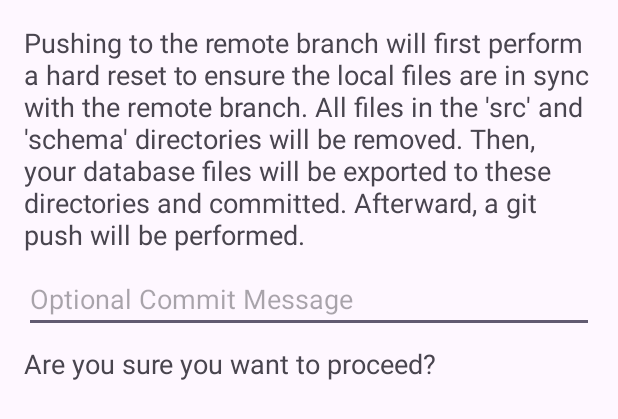
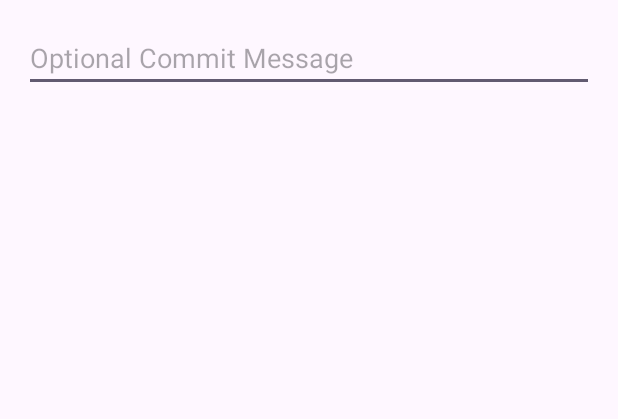
Before and after one commit to Gazman-Dev/bulifier, an Android app built with Jetpack Compose: the layout popup_push.xml on its own in the app's theme, with its tools: preview values and no code run, on a phone screen of 412 x 824 dp. Shown: the top 419 px of the screen. Run offline under Robolectric (Android 15) with nearby library versions, the phone set to English and light mode, and no system bars.

Commit message:
Hello! JGit

```diff
--- a/core/src/main/res/layout/popup_push.xml
+++ b/core/src/main/res/layout/popup_push.xml
@@ -5,24 +5,10 @@
     android:layout_width="match_parent"
     android:layout_height="wrap_content">
 
-    <TextView
-        android:layout_width="match_parent"
-        android:layout_height="wrap_content"
-        android:text="Pushing to the remote branch will first perform a hard reset to ensure the local files are in sync with the remote branch. All files in the 'src' and 'schema' directories will be removed. Then, your database files will be exported to these directories and committed. Afterward, a git push will be performed."
-        android:paddingBottom="8dp"
-        android:textAppearance="?android:attr/textAppearanceMedium" />
-
     <EditText
         android:id="@+id/commit_message"
         android:layout_width="match_parent"
         android:layout_height="wrap_content"
         android:hint="Optional Commit Message"
         android:inputType="text" />
-
-    <TextView
-        android:layout_width="match_parent"
-        android:layout_height="wrap_content"
-        android:text="Are you sure you want to proceed?"
-        android:paddingTop="8dp"
-        android:textAppearance="?android:attr/textAppearanceMedium" />
 </LinearLayout>
```
Also changed, not shown: core/src/main/java/com/bulifier/core/git/GitViewModel.kt (+6 -6 lines), core/src/main/java/com/bulifier/core/git/git.kt (+4 -13 lines), core/src/main/java/com/bulifier/core/ui/main/MainFragment.kt (+7 -9 lines).
